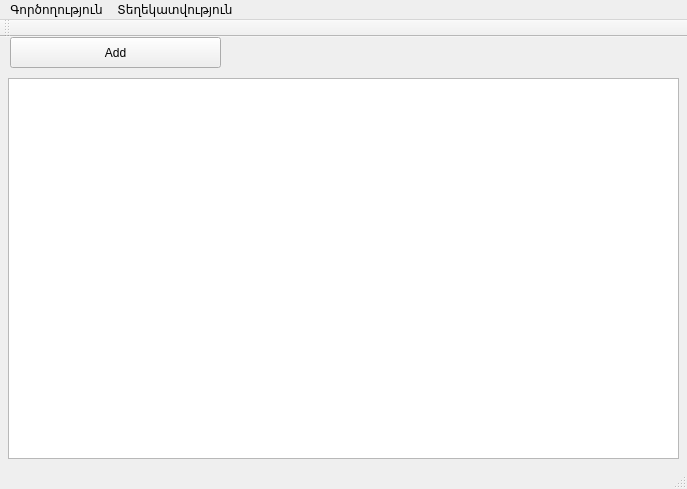
First picture: the form in mainwindow.ui, repository AndranikHovhannisyan/Tourniquets, before the edit.
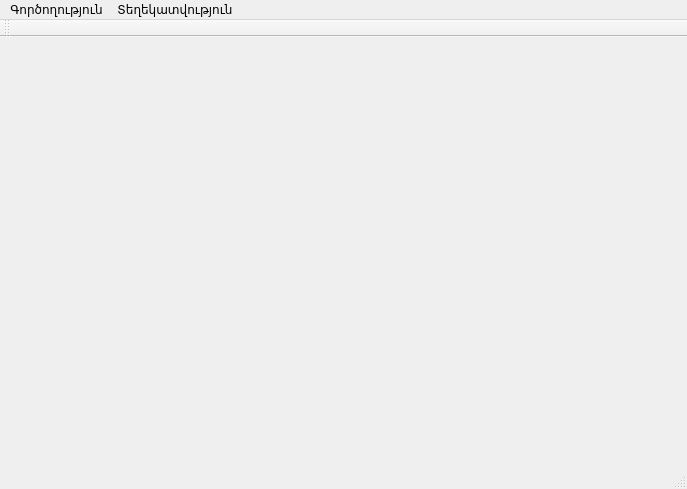
Second picture: the form after the edit.

```diff
--- a/mainwindow.ui
+++ b/mainwindow.ui
@@ -13,31 +13,7 @@
   <property name="windowTitle">
    <string>MainWindow</string>
   </property>
-  <widget class="QWidget" name="centralWidget">
-   <widget class="QPushButton" name="addButton">
-    <property name="geometry">
-     <rect>
-      <x>10</x>
-      <y>0</y>
-      <width>211</width>
-      <height>31</height>
-     </rect>
-    </property>
-    <property name="text">
-     <string>Add</string>
-    </property>
-   </widget>
-   <widget class="QTableView" name="tableView">
-    <property name="geometry">
-     <rect>
-      <x>8</x>
-      <y>41</y>
-      <width>671</width>
-      <height>381</height>
-     </rect>
-    </property>
-   </widget>
-  </widget>
+  <widget class="QWidget" name="centralWidget"/>
   <widget class="QMenuBar" name="menuBar">
    <property name="geometry">
     <rect>
```
